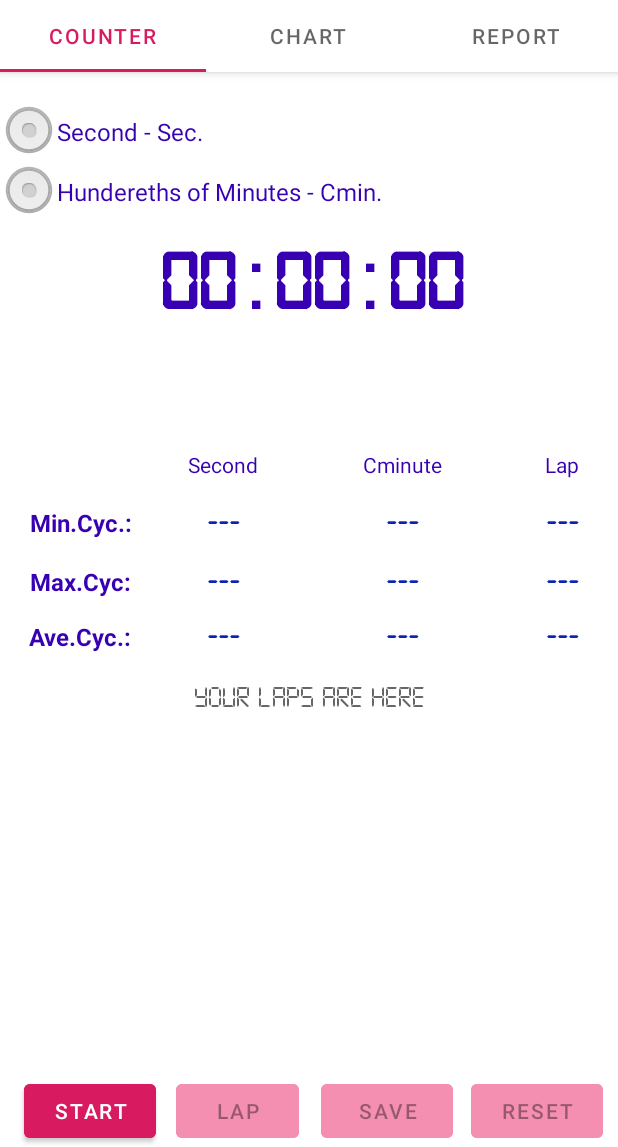
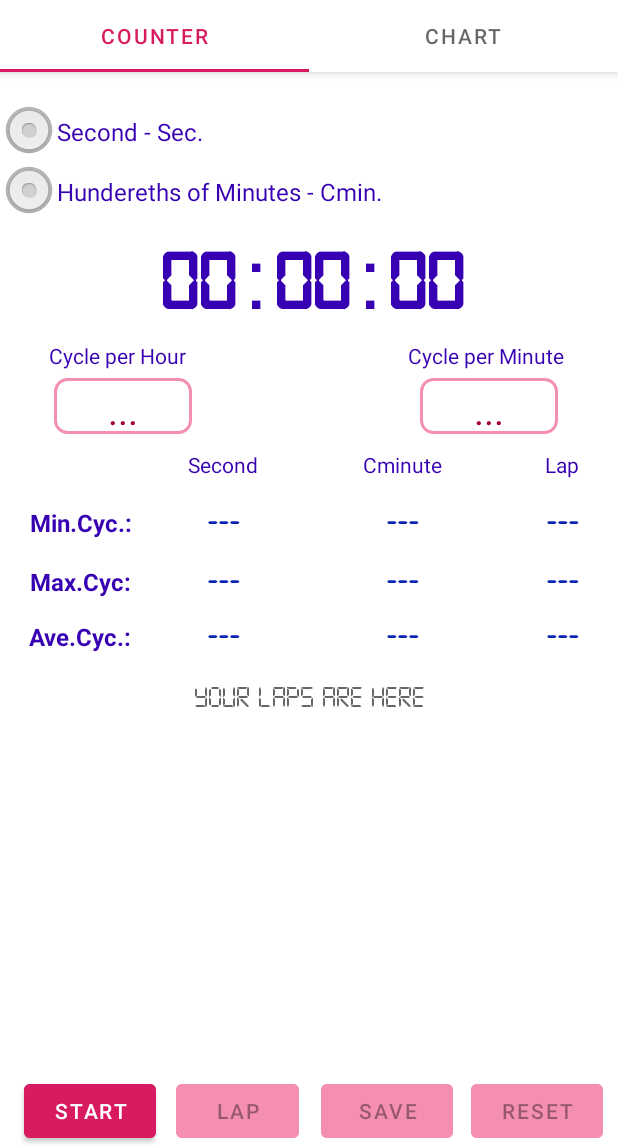
Before and after one commit to lszlp76/Kronometre, an Android app: the screen it shows after launch (MainActivity), on a phone screen of 412 x 824 dp, the part 89-1236 px from its top. Run offline under Robolectric (Android 15) with nearby library versions, the phone set to English and light mode, and no system bars; libraries missing offline, so code that uses them is left out: com.github.mikephil.charting, jxl.write, jxl.write.biff; 6 statements that could not run were skipped.

Commit message:
layout ok. butonlar ok.genel olarak save dışında hepsi ok Excel kayıt eklendi save ok 3ncü sayfa ekleniyor. 3nci sayfaya gerek yok.

```diff
--- a/app/src/main/java/com/zlpls/kronometre/MainActivity.java
+++ b/app/src/main/java/com/zlpls/kronometre/MainActivity.java
@@ -44,14 +44,7 @@ public class MainActivity extends AppCompatActivity {
         viewPager.setAdapter(sectionsPagerAdapter);
         TabLayout tabs = binding.tabs;
         tabs.setupWithViewPager(viewPager);
-        ;
-        //Önce kullanıcının yazma izni olup olmadığını kontrol ediyoruz
-        if (ContextCompat.checkSelfPermission(this, Manifest.permission.WRITE_EXTERNAL_STORAGE) != PackageManager.PERMISSION_GRANTED) {
-            ActivityCompat.requestPermissions(this, new String[]{Manifest.permission.WRITE_EXTERNAL_STORAGE}, 1);
 
-        } else {
-
-        }
 
         // FragmentTransaction fragmentTransaction = fragmentManager.beginTransaction();
         //fragmentTransaction.add(R.id.view_pager,TimerFragment.class,null);
--- a/app/src/main/java/com/zlpls/kronometre/TimerFragment.java
+++ b/app/src/main/java/com/zlpls/kronometre/TimerFragment.java
@@ -2,7 +2,6 @@ package com.zlpls.kronometre;
 
 import static com.google.android.material.math.MathUtils.floorMod;
 
-import android.content.DialogInterface;
 import android.graphics.Typeface;
 import android.os.Build;
 import android.os.Bundle;
@@ -21,7 +20,6 @@ import android.widget.Toast;
 import androidx.annotation.NonNull;
 import androidx.annotation.Nullable;
 import androidx.annotation.RequiresApi;
-import androidx.appcompat.app.AlertDialog;
 import androidx.appcompat.widget.Toolbar;
 import androidx.fragment.app.Fragment;
 import androidx.lifecycle.ViewModelProvider;
@@ -32,11 +30,12 @@ import com.zlpls.kronometre.ui.main.SectionsPagerAdapter;
 import java.text.DecimalFormat;
 import java.util.ArrayList;
 import java.util.Collections;
+import java.util.List;
 
 
 public class TimerFragment extends Fragment {
     TextView textView, textView2, maxvalue, minvalue,
-            lapTotal, avevalue, minvalcmin, maxvalcmin, avevalcmin, lapnoMin, lapnoMax;
+            lapTotal, avevalue, minvalcmin, maxvalcmin, avevalcmin, lapnoMin, lapnoMax,cycPerHour,cycPerMinute;
     Button button2, button1, button3, button4, button;
     RadioButton radioButton, minuteButton, cminuteButton;
     Runnable runnable;// bir işlemi belirli periyodda yapamya yarar
@@ -68,7 +67,9 @@ public class TimerFragment extends Fragment {
     PageViewModel pageViewModel;
     SectionsPagerAdapter viewPager;
     ExcelSave excelSave = new ExcelSave();
-    boolean isNoPressed ; // resetleme kutusu çıktığında No'ya basıldı bilgisi MainActivity'e gitmeli.O nedenle bu var.
+    List<String> saveValue;
+
+    boolean isNoPressed; // resetleme kutusu çıktığında No'ya basıldı bilgisi MainActivity'e gitmeli.O nedenle bu var.
     /*** operasyonel fonksiyonlar***/
 
     private RadioGroup.OnCheckedChangeListener onCheckedChangeListener = new RadioGroup.OnCheckedChangeListener() {
@@ -116,12 +117,13 @@ public class TimerFragment extends Fragment {
 
     @Override
     public void onCreate(Bundle savedInstanceState) {
-        super.onCreate(savedInstanceState);
+
 
         pageViewModel = new ViewModelProvider(requireActivity()).get(PageViewModel.class);
 
+        super.onCreate(savedInstanceState);
+    }
 
-    }
 
     @Override
     public View onCreateView(LayoutInflater inflater, ViewGroup container,
@@ -134,15 +136,18 @@ public class TimerFragment extends Fragment {
 
     }
 
+
     @Override
     public void onViewCreated(@NonNull View view, @Nullable Bundle savedInstanceState) {
-        super.onViewCreated(view, savedInstanceState);
+
         /**** ESAS HESAPLAYICI KOD *****/
 
 
         tableLayout = view.findViewById(R.id.tableLayout);
         textView = view.findViewById(R.id.textView);
         textView2 = view.findViewById(R.id.textView2);
+        cycPerHour = view.findViewById(R.id.cycPerHour);
+        cycPerMinute = view.findViewById(R.id.cycPerMinute);
         button2 = view.findViewById(R.id.button2);
         button2.setVisibility(View.GONE);
         button1 = view.findViewById(R.id.button);
@@ -348,33 +353,17 @@ public class TimerFragment extends Fragment {
                 textView2.setText( "Lap " + (lapsayisi + 1) + ": " + lap + "  Cyc.Time: " + dec.format(delta* modul) +" " + unit + "\n" + textView2.getText().toString());
         *//* BU KISIM EN SON YAZILANI EN ALTA ATIYOR
         textView2.append("Lap " + (lapsayisi + 1) + ": " + lap + "  Cyc.Time: " + dec.format(delta) + " min/cyc ");
-        textView2.append(System.getProperty("line.separator"));*//*
-                //textView2.setSingleLine(true);
-                lapsayisi++;
-
-
-
-                    pageViewModel.setTimeValue((lapsval.get(lapsayisi - 1)).floatValue() * modul);
-                    pageViewModel.setMaxTimeValue((float)(max*modul));
-                    pageViewModel.setMinTimeValue((float) (min*modul));
-                    pageViewModel.setAvgTimeValue((float)(ave*modul));
-
-
-                pageViewModel.setIndex(lapsayisi);// lapsayıbilgisini gönderiyor
-
-                //System.out.println("deneme değeri "+pageViewModel.getTimeValue().getValue());
-               // System.out.println("deneme lapsayısı "+lapsval.get(lapsayisi-1));
-            }*/
+        textView2.append(System.getProperty("line.separator"));*//**/
             }
         });
-
+        super.onViewCreated(view, savedInstanceState);
     }
 
     public void takeLap() {
         //System.out.println("Modul değeri-->"+modul);
-        if( go){
+        if (go) {
             System.out.println("go var");
-        }else{
+        } else {
             System.out.println("go yok");
         }
 
@@ -463,6 +452,8 @@ public class TimerFragment extends Fragment {
         }
         // EN SON YAZILAN EN ÜSTE  version
         textView2.setText("Lap " + (lapsayisi + 1) + ": " + lap + "  Cyc.Time: " + dec.format(delta * modul) + " " + unit + "\n\n" + textView2.getText().toString());
+        cycPerMinute.setText(String.valueOf(dec.format(calculateCycPerMinute(ave))));
+        cycPerHour.setText(String.valueOf(dec.format(calculateCycPerHour(ave))));
         /* BU KISIM EN SON YAZILANI EN ALTA ATIYOR
         textView2.append("Lap " + (lapsayisi + 1) + ": " + lap + "  Cyc.Time: " + dec.format(delta) + " min/cyc ");
         textView2.append(System.getProperty("line.separator"));*/
@@ -475,14 +466,14 @@ public class TimerFragment extends Fragment {
         pageViewModel.setMinTimeValue((float) (min * modul));
         pageViewModel.setAvgTimeValue((float) (ave * modul));
         pageViewModel.setIndex(lapsayisi);// lapsayıbilgisini gönderiyor
-
+        pageViewModel.setTimeUnit(unit);
         //System.out.println("deneme değeri "+pageViewModel.getTimeValue().getValue());
         // System.out.println("deneme lapsayısı "+lapsval.get(lapsayisi-1));
     }
 
-    public void save (){
+    public void save() {
         // activity nin context i için getActivity kullan
-      excelSave.save(getActivity(),unit,laps,lapsval,ave,modul);
+        excelSave.save(getActivity(), unit, laps, lapsval, ave, modul);
         //excelSave.deneme(getActivity());
     }
 
@@ -542,6 +533,7 @@ public class TimerFragment extends Fragment {
         ; // double serisi verirken içine kaç tane yazacağını belirt
 
     }
+
     public void reset() {
         handler.removeCallbacks(runnable);
         if (go == true) {
@@ -559,6 +551,8 @@ public void reset() {
 
             //handler.removeCallbacks(runnable);
             textView.setText(timer);
+            cycPerHour.setText("");
+            cycPerMinute.setText("");
             cminuteButton.setEnabled(true);
             minuteButton.setEnabled(true);
             button2.setEnabled(true);// start tuşu açılıyor
@@ -585,8 +579,28 @@ public void reset() {
 
     }
 
+    private double calculateCycPerMinute(double ave){
+        double cycPerMinute = 0;
+        switch (modul){//modul saniye ,cminute olacak değer. saniye için 60, cminute için 100 olmalı
+            case 60:
+                cycPerMinute = (60/ave)/100;
+            case 100:
+                cycPerMinute = (100/ave)/100;
+            }
+        return cycPerMinute;
+        }
 
 
+    private double calculateCycPerHour(double ave){
+        double cycPerHour = 0;
+        switch (modul){//modul saniye ,cminute olacak değer. saniye için 60, cminute için 100 olmalı
+            case 60:
+                cycPerHour = (3600/ave)/100;
+            case 100:
+                cycPerHour = (6000/ave)/100;
+        }
+        return cycPerHour;
+    }
 }
 /*
  public void start() {
--- a/app/src/main/java/com/zlpls/kronometre/ui/main/SectionsPagerAdapter.java
+++ b/app/src/main/java/com/zlpls/kronometre/ui/main/SectionsPagerAdapter.java
@@ -10,7 +10,6 @@ import androidx.fragment.app.FragmentPagerAdapter;
 
 import com.zlpls.kronometre.ChartFragment;
 import com.zlpls.kronometre.R;
-import com.zlpls.kronometre.ReportFragment;
 import com.zlpls.kronometre.TimerFragment;
 
 /**
@@ -20,7 +19,7 @@ import com.zlpls.kronometre.TimerFragment;
 public class SectionsPagerAdapter extends FragmentPagerAdapter {
 
     @StringRes
-    private static final int[] TAB_TITLES = new int[]{R.string.tab_text_1, R.string.tab_text_2,R.string.tab_text_3};
+    private static final int[] TAB_TITLES = new int[]{R.string.tab_text_1, R.string.tab_text_2};
     private final Context mContext;
 
     public SectionsPagerAdapter(Context context, FragmentManager fm) {
@@ -32,15 +31,14 @@ public class SectionsPagerAdapter extends FragmentPagerAdapter {
     public Fragment getItem(int position) {
         // getItem is called to instantiate the fragment for the given page.
         // Return a PlaceholderFragment (defined as a static inner class below).
-        if (position ==0){
+        if (position == 0) {
             return new TimerFragment();
-        }else if (position == 1){
+        } else if (position == 1) {
             return new ChartFragment();
-        }else {
-            return new ReportFragment();
+        }
+        return null;
+    }
 
-        }
-    }
 
     @Nullable
     @Override
@@ -51,6 +49,6 @@ public class SectionsPagerAdapter extends FragmentPagerAdapter {
     @Override
     public int getCount() {
         // Show 2 total pages.
-        return 3 ;
+        return 2 ;
     }
 }
--- /dev/null
+++ b/app/src/main/res/drawable/textviewborder.xml
@@ -0,0 +1,14 @@
+<?xml version="1.0" encoding="utf-8"?>
+<shape xmlns:android="http://schemas.android.com/apk/res/android"
+    android:shape="rectangle"
+    android:innerRadiusRatio="5" >
+    <stroke
+        android:width="2dp"
+        android:color="@color/colorDisable" />
+    <padding
+        android:left="4dp"
+        android:right="4dp"
+        android:bottom="4dp"
+        android:top="4dp" />
+    <corners android:radius="8dp" />
+</shape>
--- a/app/src/main/res/layout/fragment_timer.xml
+++ b/app/src/main/res/layout/fragment_timer.xml
@@ -80,33 +80,33 @@
                 android:id="@+id/textView8"
                 android:layout_width="wrap_content"
                 android:layout_height="match_parent"
-                android:textColor="@color/purple_700"
                 android:gravity="center"
                 android:padding="7dp"
                 android:text="Second"
                 android:textAlignment="center"
+                android:textColor="@color/purple_700"
                 android:textSize="14sp"
 
 
                 />
 
             <TextView
-                android:textColor="@color/purple_700"
                 android:layout_width="wrap_content"
                 android:layout_height="match_parent"
                 android:gravity="center"
                 android:padding="7dp"
                 android:text="Cminute"
+                android:textColor="@color/purple_700"
                 android:textSize="14sp" />
 
             <TextView
-                android:textColor="@color/purple_700"
                 android:layout_width="match_parent"
                 android:layout_height="match_parent"
                 android:gravity="center"
                 android:padding="7dp"
+                android:text="Lap"
 
-                android:text="Lap"
+                android:textColor="@color/purple_700"
                 android:textSize="14sp"
                 tools:layout_conversion_absoluteHeight="35dp"
                 tools:layout_conversion_absoluteWidth="40dp" />
@@ -119,12 +119,12 @@
             android:orientation="vertical">
 
             <TextView
-                android:textColor="@color/purple_700"
                 android:layout_width="wrap_content"
                 android:layout_height="wrap_content"
                 android:gravity="center"
                 android:padding="7dp"
                 android:text="Min.Cyc.:"
+                android:textColor="@color/purple_700"
                 android:textSize="16sp"
                 android:textStyle="bold"
                 tools:layout_editor_absoluteX="195dp"
@@ -239,8 +239,8 @@
                 android:gravity="center"
                 android:padding="7dp"
                 android:text="Ave.Cyc.:"
+                android:textColor="@color/purple_700"
                 android:textSize="16sp"
-                android:textColor="@color/purple_700"
                 android:textStyle="bold" />
 
             <TextView
@@ -420,5 +420,66 @@ android:fontFamily="@font/digital7"
         android:orientation="horizontal"
         app:layout_constraintGuide_percent="0.75" />
 
+    <TextView
+        android:id="@+id/textView3"
+android:textColor="@color/purple_700"
+        android:layout_width="108dp"
+        android:layout_height="wrap_content"
+        android:layout_marginStart="70dp"
+        android:layout_marginEnd="70dp"
+        android:text="Cycle per Minute"
+        android:textSize="14dp"
+        app:flow_horizontalAlign="center"
+        app:layout_constraintEnd_toEndOf="parent"
+        app:layout_constraintStart_toEndOf="@+id/textView5"
+        app:layout_constraintTop_toBottomOf="@id/guideline4"
+        app:layout_constraintTop_toTopOf="@+id/guideline4" />
+
+    <TextView
+        android:id="@+id/textView5"
+        android:layout_width="99dp"
+        android:layout_height="wrap_content"
+        android:layout_marginStart="70dp"
+        android:layout_marginEnd="70dp"
+        android:textColor="@color/purple_700"
+        android:text="Cycle per Hour"
+        android:textSize="14dp"
+        app:flow_horizontalAlign="center"
+        app:layout_constraintEnd_toStartOf="@+id/textView3"
+        app:layout_constraintStart_toStartOf="parent"
+        app:layout_constraintTop_toBottomOf="@id/guideline4" />
+
+    <TextView
+        android:id="@+id/cycPerHour"
+        android:layout_width="92dp"
+        android:layout_height="37dp"
+        android:layout_marginTop="5dp"
+        android:layout_marginBottom="8dp"
+        android:text="..."
+        android:textAlignment="center"
+        android:textColor="@color/colorPrimaryDark"
+        android:textSize="25dp"
+        android:background="@drawable/textviewborder"
+        app:layout_constraintBottom_toTopOf="@+id/tableLayout"
+        app:layout_constraintEnd_toEndOf="@+id/textView5"
+        app:layout_constraintStart_toStartOf="@+id/textView5"
+        app:layout_constraintTop_toBottomOf="@+id/textView5"
+        app:layout_constraintVertical_bias="0.0" />
+
+    <TextView
+        android:id="@+id/cycPerMinute"
+        android:layout_width="92dp"
+        android:layout_height="37dp"
+        android:layout_marginTop="5dp"
+        android:text="..."
+
+        android:textAlignment="center"
+        android:textColor="@color/colorPrimaryDark"
+        android:textSize="25dp"
+        android:background="@drawable/textviewborder"
+        app:layout_constraintEnd_toEndOf="@+id/textView3"
+        app:layout_constraintStart_toStartOf="@+id/textView3"
+        app:layout_constraintTop_toBottomOf="@+id/textView3" />
+
 
 </androidx.constraintlayout.widget.ConstraintLayout>
```
Also changed, not shown: app/src/main/java/com/zlpls/kronometre/ExcelSave.java (+5 -6 lines), app/src/main/java/com/zlpls/kronometre/ReportFragment.java (deleted, +0 -53 lines), app/src/main/java/com/zlpls/kronometre/ui/main/PageViewModel.java (+7 -2 lines), app/src/main/res/layout/fragment_report.xml (deleted, +0 -208 lines). Lines whose indentation alone changed are shown as unchanged.
